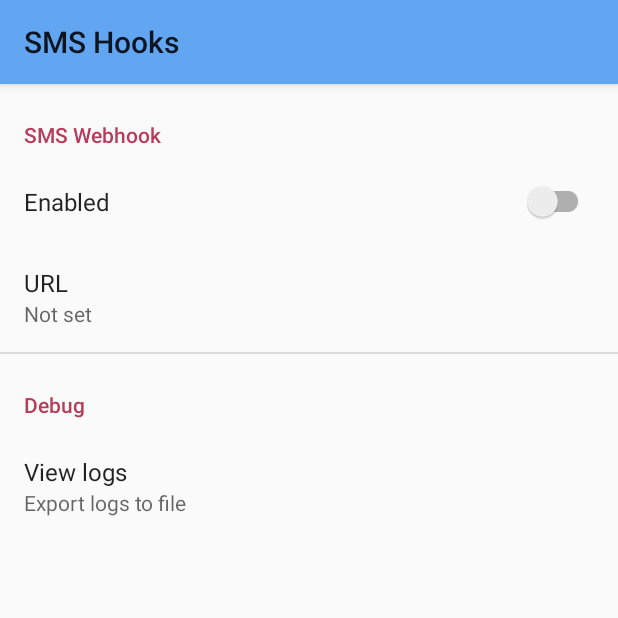
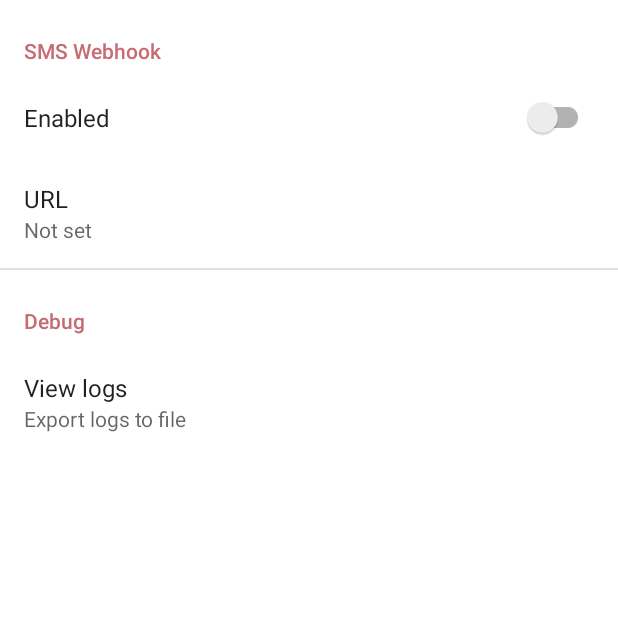
Before and after one commit to sa3dany/android-sms-hooks, an Android app: the screen it shows after launch (MainActivity), on a phone screen of 412 x 824 dp, the top half of it. Run offline under Robolectric (Android 15) with nearby library versions, the phone set to English and light mode, and no system bars; our stand-ins replace androidx.preference.

Commit message:
Update colors.xml, style.xml and hide ActionBar

```diff
--- a/app/src/main/res/values/colors.xml
+++ b/app/src/main/res/values/colors.xml
@@ -1,13 +1,15 @@
 <?xml version="1.0" encoding="utf-8"?>
 <resources>
     // Adaptive icon bg color
-    <color name="ic_launcher_background">#F5F6F4</color>
+    <color name="ic_launcher_background">#FFF</color>
 
     // Theme colors
-    <color name="colorPrimary">#62A5F1</color>
-    <color name="colorPrimaryDark">#231928</color>
-    <color name="colorAccent">#B63C59</color>
-
-    // Additional colors
-    <color name="colorAccentLight">#678D94</color>
+    <color name="littleBoyBlue">#569EF0</color>
+    <color name="lightSkyBlue">#98D6FF</color>
+    <color name="black">#000000</color>
+    <color name="white">#ffffff</color>
+    <color name="denim">#1060BC</color>
+    <color name="fuzzyWuzzy">#C66C72</color>
+    <color name="mantis">#78BC61</color>
+    <color name="grassGreen">#73BE06</color>
 </resources>
--- a/app/src/main/res/values/styles.xml
+++ b/app/src/main/res/values/styles.xml
@@ -1,8 +1,13 @@
 <resources>
     <!-- Base application theme. -->
-    <style name="AppTheme" parent="Theme.AppCompat.DayNight">
-        <item name="colorPrimary">@color/colorPrimary</item>
-        <item name="colorPrimaryDark">@color/colorPrimaryDark</item>
-        <item name="colorAccent">@color/colorAccent</item>
+    <style name="AppTheme" parent="Theme.MaterialComponents.DayNight.NoActionBar">
+        <item name="colorPrimary">@color/littleBoyBlue</item>
+        <item name="colorPrimaryDark">@color/black</item>
+        <item name="colorPrimaryVariant">@color/lightSkyBlue</item>
+        <item name="colorOnPrimary">@color/white</item>
+        <item name="colorAccent">@color/fuzzyWuzzy</item>
+        <item name="colorSecondary">@color/fuzzyWuzzy</item>
+        <item name="colorSecondaryVariant">@color/mantis</item>
+        <item name="colorOnSecondary">@color/black</item>
     </style>
 </resources>
```
